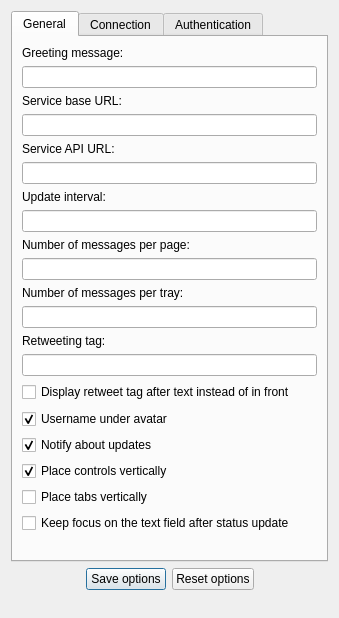
Qt form trunk/src/OptionsDialog.ui (asolfre/qwit) before a commit.
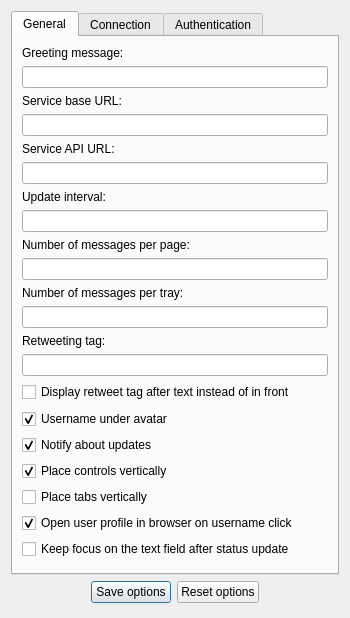
The same form after that commit.

Commit message: Made username click behaviour configurable

Patch:
```diff
--- a/trunk/src/OptionsDialog.ui
+++ b/trunk/src/OptionsDialog.ui
@@ -1,11 +1,11 @@
 <ui version="4.0" >
  <class>OptionsDialog</class>
- <widget class="QDialog" name="OptionsDialog" >
-  <property name="geometry" >
+ <widget class="QDialog" name="OptionsDialog">
+  <property name="geometry">
    <rect>
     <x>0</x>
     <y>0</y>
-    <width>339</width>
+    <width>350</width>
     <height>618</height>
    </rect>
   </property>
@@ -170,8 +170,18 @@
             </widget>
            </item>
            <item>
-            <widget class="QCheckBox" name="keepFocusAfterUpdateCheckBox" >
-             <property name="text" >
+            <widget class="QCheckBox" name="openUserProfileInBrowserCheckBox">
+             <property name="text">
+              <string>Open user profile in browser on username click</string>
+             </property>
+             <property name="checked">
+              <bool>true</bool>
+             </property>
+            </widget>
+           </item>
+           <item>
+            <widget class="QCheckBox" name="keepFocusAfterUpdateCheckBox">
+             <property name="text">
               <string>Keep focus on the text field after status update</string>
              </property>
             </widget>
```
Left out of the diff: 233 changed lines with no effect on the pictures. The commit also changes 2 other files.
